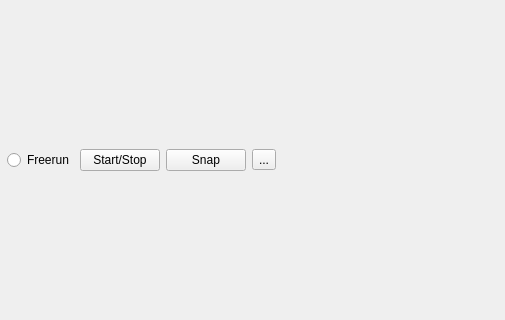
This is ids_camera/blacs_tab_new.ui in TU-Darmstadt-APQ/labscript-user-devices-artemis as Qt 5 draws it before an edit; both pictures show x 242 to 747 and y 169 to 489 of the 846 by 659 pixel window. The edited form follows.
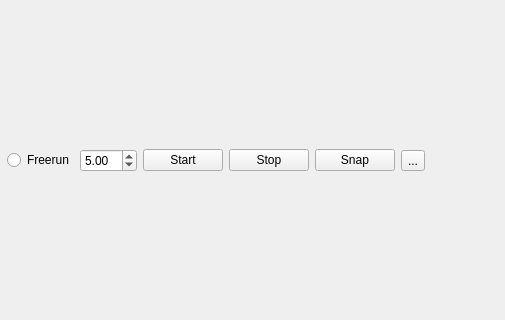
This is the edited form. Icons and pictures are not drawn.

Commit message: add QDoubleSliders, sync with DoubleSpinBoxes, WIP: freerun, acquisition start/stop logic by changing modes

What changed in the file:
```diff
--- a/ids_camera/blacs_tab_new.ui
+++ b/ids_camera/blacs_tab_new.ui
@@ -58,12 +58,28 @@
         </widget>
        </item>
        <item>
-        <widget class="QPushButton" name="acquisition">
+        <widget class="QDoubleSpinBox" name="frame_rate_spin">
+         <property name="decimals">
+          <number>2</number>
+         </property>
+         <property name="minimum">
+          <double>0.500000000000000</double>
+         </property>
+         <property name="maximum">
+          <double>17.199999999999999</double>
+         </property>
+         <property name="value">
+          <double>5.000000000000000</double>
+         </property>
+        </widget>
+       </item>
+       <item>
+        <widget class="QPushButton" name="start_acquisition_button">
          <property name="toolTip">
           <string>Start</string>
          </property>
          <property name="text">
-          <string>Start/Stop</string>
+          <string>Start</string>
          </property>
          <property name="icon">
           <iconset theme="media-playback-start">
@@ -71,6 +87,17 @@
          </property>
         </widget>
        </item>
+       <item>
+        <widget class="QPushButton" name="stop_acquisition_button">
+         <property name="text">
+          <string>Stop</string>
+         </property>
+         <property name="icon">
+          <iconset theme="media-playback-stop">
+           <normaloff>.</normaloff>.</iconset>
+         </property>
+        </widget>
+       </item>
        <item>
         <widget class="QPushButton" name="pushButton_snap">
          <property name="toolTip">
```
The commit also changes 4 other files.
